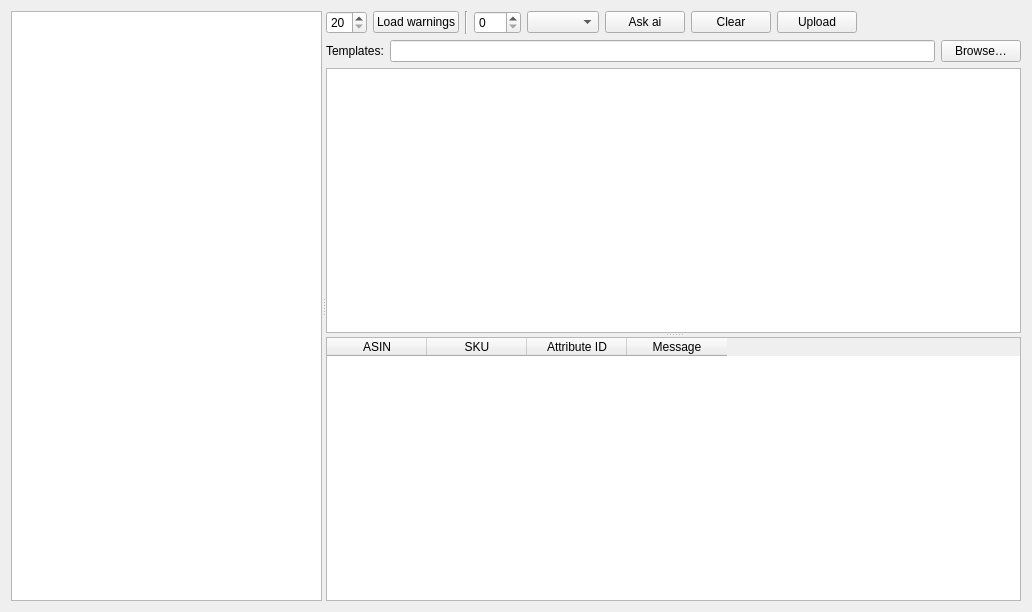
The window that AmazonTemplate3/gui/panes/PaneWarnings.ui (icingerpower/AmazonTemplate3) describes before a commit, drawn with Qt 5.
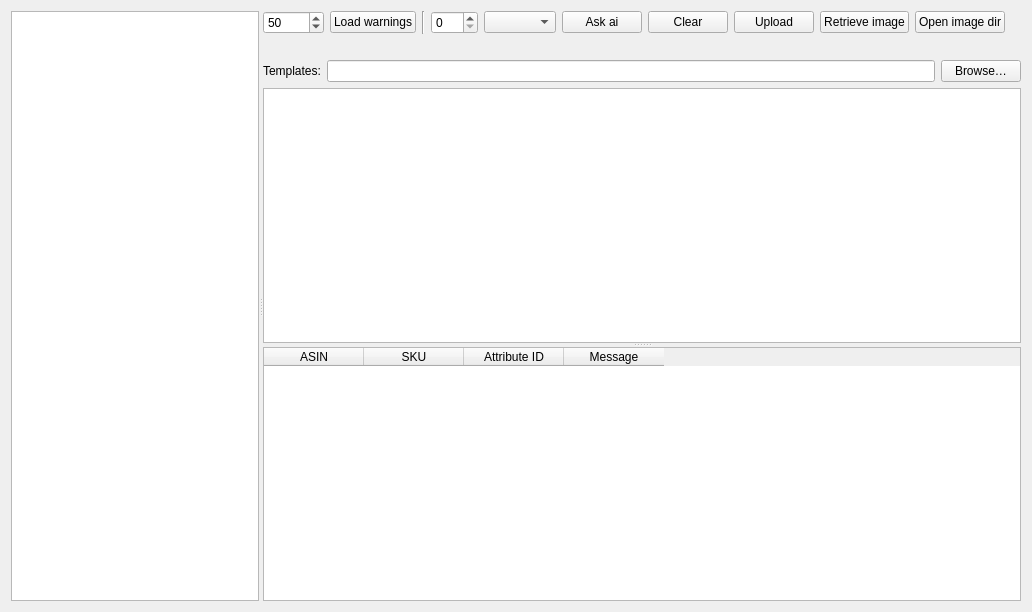
The same window after the commit.

```diff
--- a/AmazonTemplate3/gui/panes/PaneWarnings.ui
+++ b/AmazonTemplate3/gui/panes/PaneWarnings.ui
@@ -36,11 +36,14 @@
             <number>20</number>
            </property>
            <property name="maximum">
-            <number>50</number>
+            <number>10000</number>
            </property>
            <property name="singleStep">
             <number>10</number>
            </property>
+           <property name="value">
+            <number>50</number>
+           </property>
           </widget>
          </item>
          <item>
@@ -101,6 +104,23 @@
            </property>
           </widget>
          </item>
+         <item>
+          <widget class="QPushButton" name="buttonRetrieveImages">
+           <property name="toolTip">
+            <string>Download main product images (high resolution) to images-main-to-fix/</string>
+           </property>
+           <property name="text">
+            <string>Retrieve image</string>
+           </property>
+          </widget>
+         </item>
+         <item>
+          <widget class="QPushButton" name="buttonOpenImageDir">
+           <property name="text">
+            <string>Open image dir</string>
+           </property>
+          </widget>
+         </item>
          <item>
           <spacer name="horizontalSpacer">
            <property name="orientation">
@@ -116,6 +136,16 @@
          </item>
         </layout>
        </item>
+       <item>
+        <widget class="QLabel" name="labelWarningsInfo">
+         <property name="styleSheet">
+          <string>color: #aaaaaa;</string>
+         </property>
+         <property name="text">
+          <string/>
+         </property>
+        </widget>
+       </item>
        <item>
         <layout class="QHBoxLayout" name="horizontalLayoutTemplateFolder">
          <item>
```
